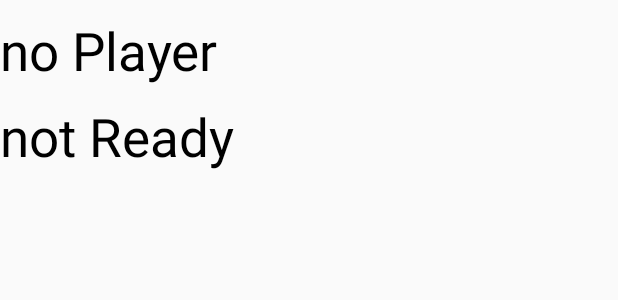
After one commit to Askir/Texas-Holdem-Android, an Android app: the layout player_list_item.xml on its own in the app's theme, with its tools: preview values and no code run, on a phone screen of 412 x 824 dp. The commit adds this screen. Shown: the top 300 px of the screen. Run offline under Robolectric (Android 15) with nearby library versions, the phone set to English and light mode, and no system bars.

Commit message:
added playerlist and improved creategame

```diff
--- a/app/src/main/res/layout/create_game_lobby.xml
+++ b/app/src/main/res/layout/create_game_lobby.xml
@@ -6,7 +6,7 @@
 
     <TableRow
         android:layout_width="match_parent"
-        android:layout_height="140dp"
+        android:layout_height="240dp"
         android:layout_gravity="center"
         android:background="#353535"
         android:layout_centerVertical="true"
@@ -28,8 +28,8 @@
     <Button
         android:layout_width="wrap_content"
         android:layout_height="wrap_content"
-        android:text="Enough."
-        android:id="@+id/buttonGameLobbyEnough"
+        android:text="Ready"
+        android:id="@+id/buttonGameLobbyReady"
         android:layout_below="@+id/tableRow12"
         android:layout_centerHorizontal="true" />
 </RelativeLayout>
--- /dev/null
+++ b/app/src/main/res/layout/player_list_item.xml
@@ -0,0 +1,24 @@
+<?xml version="1.0" encoding="utf-8"?>
+<LinearLayout xmlns:android="http://schemas.android.com/apk/res/android"
+    android:orientation="vertical" android:layout_width="match_parent"
+    android:layout_height="match_parent">
+
+    <TextView
+        android:layout_width="wrap_content"
+        android:layout_height="wrap_content"
+        android:text="no Player"
+        android:id="@+id/playerListPlayerName"
+        android:textColor="#000000"
+        android:textSize="35dp"
+        android:layout_marginTop="10dp" />
+    <TextView
+        android:layout_width="wrap_content"
+        android:layout_height="wrap_content"
+        android:text="not Ready"
+        android:id="@+id/playerListPlayerReady"
+        android:layout_toRightOf="@+id/playerListPlayerName"
+        android:textColor="#000000"
+        android:textSize="35dp"
+        android:layout_marginTop="10dp" />
+
+</LinearLayout>
```
Also changed, not shown: app/src/main/java/de/szut/dqi12/texasholdem/gui/CreateGame.java (+8 -2 lines), app/src/main/java/de/szut/dqi12/texasholdem/gui/CreateGameLobby.java (+24 -12 lines), app/src/main/java/de/szut/dqi12/texasholdem/gui/playerListAdapter.java (added, +59 -0 lines), app/src/main/java/de/szut/dqi12/texasholdem/guibackbone/CreateGame.java (+9 -2 lines), app/src/main/java/de/szut/dqi12/texasholdem/guibackbone/Lobby.java (+24 -1 lines), 1 other file.
